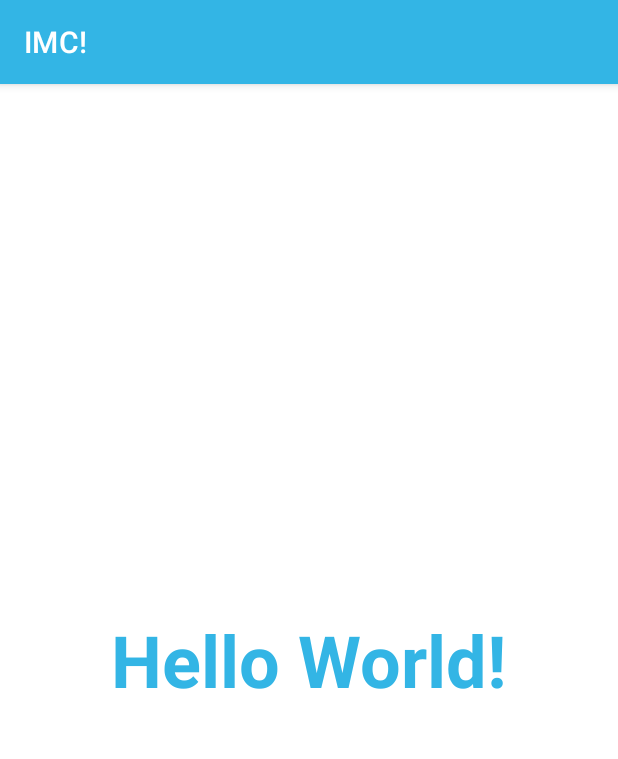
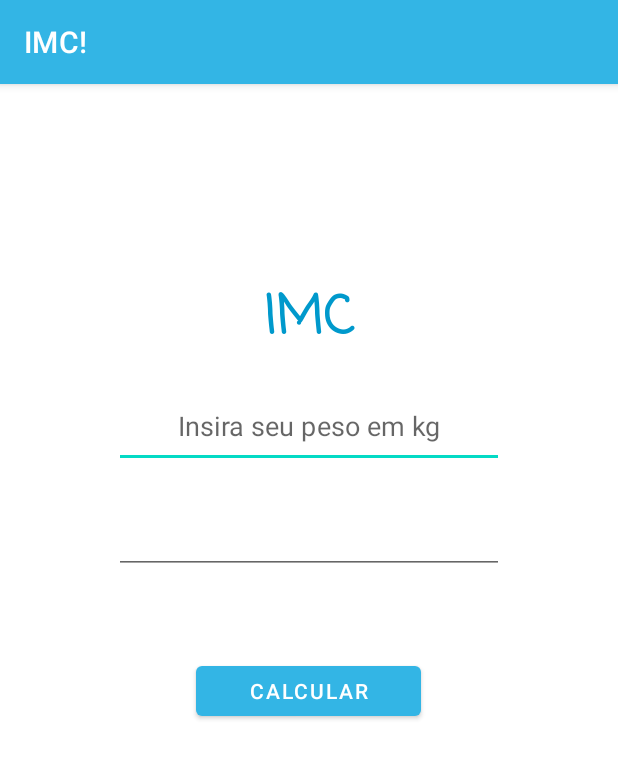
Before and after one commit to marcosdenisalves/imcapp, an Android app: the screen it shows after launch (MainActivity), on a phone screen of 412 x 824 dp. Shown: the top 759 px of the screen. Run offline under Robolectric (Android 15) with nearby library versions, the phone set to English and light mode, and no system bars.

Commit message:
Construção de layout

```diff
--- a/app/src/main/res/layout/activity_main.xml
+++ b/app/src/main/res/layout/activity_main.xml
@@ -1,33 +1,40 @@
 <?xml version="1.0" encoding="utf-8"?>
 <LinearLayout xmlns:android="http://schemas.android.com/apk/res/android"
     xmlns:tools="http://schemas.android.com/tools"
+    android:layout_width="match_parent"
+    android:layout_height="match_parent"
     android:gravity="center"
-    android:orientation="vertical"
-    android:layout_width="match_parent"
-    android:layout_height="match_parent">
+    android:orientation="vertical">
 
     <TextView
-        android:text="@string/hello_world"
-        android:layout_width="wrap_content"
-        android:layout_height="wrap_content"
-        style="@style/color_full" />
+        android:text="IMC"
+        android:fontFamily="casual"
+        android:textAlignment="center"
+        android:textSize="35sp"
+        android:textStyle="bold"
+        android:textColor="@color/holo_blue_dark"
+        style="@style/EditTextStyle" />
 
-    <RadioButton
-        style="@style/color_full"
-        android:text="@string/radio_button"
-        android:textSize="22sp"
-        android:layout_width="wrap_content"
-        tools:visibility="visible"
-        android:visibility="gone"
-        android:layout_height="wrap_content" />
+    <EditText
+        android:id="@+id/inputTxtOne"
+        android:hint="Insira seu peso em kg"
+        style="@style/EditTextStyle" />
 
-    <CheckBox
-        android:text="@string/check_box"
-        style="@style/color_full"
-        tools:visibility="visible"
-        android:visibility="gone"
-        android:textSize="22sp"
-        android:layout_width="wrap_content"
-        android:layout_height="wrap_content"/>
+    <EditText
+        android:id="@+id/inputTxtTwo"
+        android:hint=""
+        style="@style/EditTextStyle"/>
 
+    <Button
+        android:id="@+id/btnCalc"
+        android:text="calcular"
+        android:layout_marginTop="40dp"
+        android:layout_width="150dp"
+        android:layout_height="45dp"/>
+
+    <TextView
+        android:id="@+id/textResult"
+        android:layout_marginTop="60dp"
+        android:layout_width="250dp"
+        android:layout_height="150dp" />
 </LinearLayout>
--- a/app/src/main/res/values/colors.xml
+++ b/app/src/main/res/values/colors.xml
@@ -1,5 +1,6 @@
 <?xml version="1.0" encoding="utf-8"?>
 <resources>
+    <color name="holo_blue_dark">@android:color/holo_blue_dark</color>
     <color name="purple_200">#FFBB86FC</color>
     <color name="purple_500">#FF6200EE</color>
     <color name="purple_700">#FF3700B3</color>
--- a/app/src/main/res/values/strings.xml
+++ b/app/src/main/res/values/strings.xml
@@ -1,6 +1,3 @@
 <resources>
     <string name="app_name">IMC!</string>
-    <string name="hello_world">Hello World!</string>
-    <string name="radio_button">radio button</string>
-    <string name="check_box">check box</string>
 </resources>
--- a/app/src/main/res/values/styles.xml
+++ b/app/src/main/res/values/styles.xml
@@ -1,9 +1,10 @@
 <?xml version="1.0" encoding="utf-8"?>
 <resources>
-
-    <style name="color_full">
-        <item name="android:textSize">48sp</item>
-        <item name="android:textColor">@android:color/holo_blue_light</item>
-        <item name="android:textStyle">bold</item>
+   <style name="EditTextStyle">
+        <item name="android:inputType">number</item>
+        <item name="android:textAlignment">center</item>
+        <item name="android:layout_marginBottom">15dp</item>
+        <item name="android:layout_width">260dp</item>
+        <item name="android:layout_height">55dp</item>
     </style>
 </resources>
```
